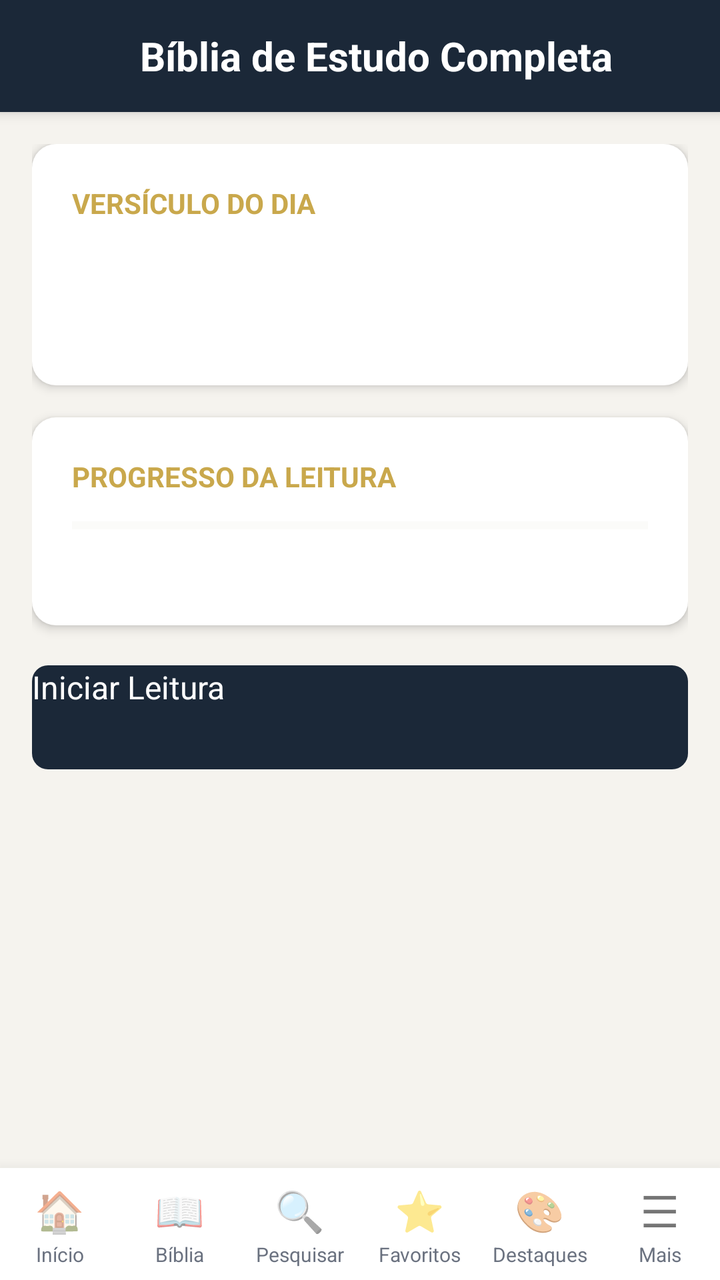
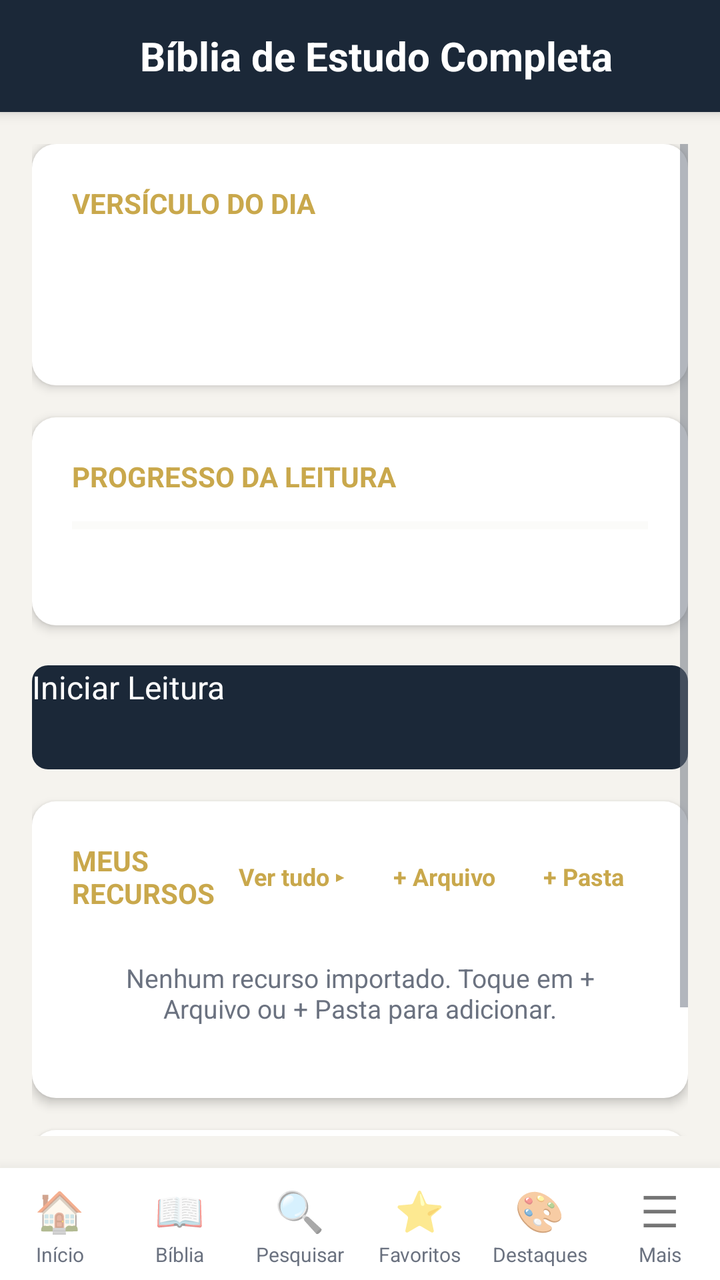

An Android layout rendered at two revisions. The XML below is the earlier revision; the diff shows what the commit changed to produce the second picture.
<!-- AndroidManifest.xml: application theme Theme.Biblia -->
<!-- res/layout/activity_home.xml -->
<?xml version="1.0" encoding="utf-8"?>
<LinearLayout xmlns:android="http://schemas.android.com/apk/res/android"
    android:layout_width="match_parent"
    android:layout_height="match_parent"
    android:orientation="vertical"
    android:background="@color/background">

    <Toolbar
        android:id="@+id/toolbar"
        android:layout_width="match_parent"
        android:layout_height="wrap_content"
        android:minHeight="?android:attr/actionBarSize"
        android:background="@color/primary"
        android:elevation="4dp">

        <TextView
            android:layout_width="match_parent"
            android:layout_height="wrap_content"
            android:text="@string/app_name"
            android:textSize="20sp"
            android:textColor="@android:color/white"
            android:textStyle="bold"
            android:gravity="center" />

    </Toolbar>

    <ScrollView
        android:layout_width="match_parent"
        android:layout_height="0dp"
        android:layout_weight="1"
        android:padding="@dimen/padding_medium">

        <LinearLayout
            android:layout_width="match_parent"
            android:layout_height="wrap_content"
            android:orientation="vertical">

            <FrameLayout
                android:id="@+id/lastReadingCard"
                android:layout_width="match_parent"
                android:layout_height="wrap_content"
                android:background="@drawable/card_background"
                android:elevation="3dp"
                android:layout_marginBottom="16dp"
                android:padding="20dp"
                android:visibility="gone">

                <LinearLayout
                    android:layout_width="match_parent"
                    android:layout_height="wrap_content"
                    android:orientation="vertical">

                    <TextView
                        android:layout_width="wrap_content"
                        android:layout_height="wrap_content"
                        android:text="@string/last_reading"
                        android:textSize="14sp"
                        android:textColor="@color/accent"
                        android:textStyle="bold"
                        android:textAllCaps="true" />

                    <TextView
                        android:id="@+id/lastReadingRef"
                        android:layout_width="wrap_content"
                        android:layout_height="wrap_content"
                        android:textSize="20sp"
                        android:textStyle="bold"
                        android:textColor="@color/text_primary"
                        android:layout_marginTop="8dp" />

                    <TextView
                        android:id="@+id/lastReadingText"
                        android:layout_width="wrap_content"
                        android:layout_height="wrap_content"
                        android:textSize="15sp"
                        android:textColor="@color/text_secondary"
                        android:maxLines="3"
                        android:ellipsize="end"
                        android:layout_marginTop="4dp"
                        android:lineSpacingMultiplier="1.4" />

                    <Button
                        android:id="@+id/btnContinueReading"
                        android:layout_width="wrap_content"
                        android:layout_height="wrap_content"
                        android:layout_marginTop="12dp"
                        android:text="@string/continue_reading"
                        android:background="@drawable/btn_primary"
                        android:textColor="@android:color/white"
                        android:paddingLeft="24dp"
                        android:paddingRight="24dp"
                        android:paddingTop="10dp"
                        android:paddingBottom="10dp"
                        android:textAllCaps="false" />

                </LinearLayout>

                <View
                    android:layout_width="4dp"
                    android:layout_height="match_parent"
                    android:background="@color/accent"
                    android:layout_gravity="left" />

            </FrameLayout>

            <FrameLayout
                android:id="@+id/verseOfDayCard"
                android:layout_width="match_parent"
                android:layout_height="wrap_content"
                android:background="@drawable/card_background"
                android:elevation="3dp"
                android:layout_marginBottom="16dp"
                android:padding="20dp">

                <LinearLayout
                    android:layout_width="match_parent"
                    android:layout_height="wrap_content"
                    android:orientation="vertical">

                    <TextView
                        android:layout_width="wrap_content"
                        android:layout_height="wrap_content"
                        android:text="@string/verse_of_day"
                        android:textSize="14sp"
                        android:textColor="@color/accent"
                        android:textStyle="bold"
                        android:textAllCaps="true" />

                    <TextView
                        android:id="@+id/verseOfDayText"
                        android:layout_width="wrap_content"
                        android:layout_height="wrap_content"
                        android:textSize="17sp"
                        android:textColor="@color/text_primary"
                        android:textStyle="italic"
                        android:lineSpacingMultiplier="1.5"
                        android:layout_marginTop="12dp" />

                    <TextView
                        android:id="@+id/verseOfDayRef"
                        android:layout_width="wrap_content"
                        android:layout_height="wrap_content"
                        android:layout_marginTop="8dp"
                        android:textSize="14sp"
                        android:textColor="@color/accent"
                        android:textStyle="bold" />

                </LinearLayout>

            </FrameLayout>

            <FrameLayout
                android:id="@+id/readingPlanProgress"
                android:layout_width="match_parent"
                android:layout_height="wrap_content"
                android:background="@drawable/card_background"
                android:elevation="3dp"
                android:layout_marginBottom="16dp"
                android:padding="20dp">

                <LinearLayout
                    android:layout_width="match_parent"
                    android:layout_height="wrap_content"
                    android:orientation="vertical">

                    <TextView
                        android:layout_width="wrap_content"
                        android:layout_height="wrap_content"
                        android:text="@string/reading_progress"
                        android:textSize="14sp"
                        android:textColor="@color/accent"
                        android:textStyle="bold"
                        android:textAllCaps="true" />

                    <ProgressBar
                        android:id="@+id/readingProgressBar"
                        style="?android:attr/progressBarStyleHorizontal"
                        android:layout_width="match_parent"
                        android:layout_height="6dp"
                        android:layout_marginTop="12dp"
                        android:progressTint="@color/accent"
                        android:progressBackgroundTint="@color/surface_variant" />

                    <TextView
                        android:id="@+id/readingProgressText"
                        android:layout_width="wrap_content"
                        android:layout_height="wrap_content"
                        android:layout_marginTop="8dp"
                        android:textSize="14sp"
                        android:textColor="@color/text_secondary" />

                </LinearLayout>

            </FrameLayout>

            <Button
                android:id="@+id/btnStartReading"
                android:layout_width="match_parent"
                android:layout_height="52dp"
                android:text="@string/start_reading"
                android:textSize="16sp"
                android:background="@drawable/btn_primary"
                android:textColor="@android:color/white"
                android:textAllCaps="false"
                android:layout_marginTop="4dp" />

            <FrameLayout
                android:id="@+id/resourcesSection"
                android:layout_width="match_parent"
                android:layout_height="wrap_content"
                android:background="@drawable/card_background"
                android:elevation="3dp"
                android:layout_marginTop="16dp"
                android:padding="20dp"
                android:visibility="gone">

                <LinearLayout
                    android:layout_width="match_parent"
                    android:layout_height="wrap_content"
                    android:orientation="vertical">

                    <LinearLayout
                        android:layout_width="match_parent"
                        android:layout_height="wrap_content"
                        android:orientation="horizontal"
                        android:gravity="center_vertical">

                        <TextView
                            android:id="@+id/resourcesHeader"
                            android:layout_width="0dp"
                            android:layout_height="wrap_content"
                            android:layout_weight="1"
                            android:text="@string/my_resources"
                            android:textSize="14sp"
                            android:textColor="@color/accent"
                            android:textStyle="bold"
                            android:textAllCaps="true"
                            android:clickable="true"
                            android:background="?android:attr/selectableItemBackground" />

                        <TextView
                            android:id="@+id/btnOpenResources"
                            android:layout_width="wrap_content"
                            android:layout_height="32dp"
                            android:gravity="center"
                            android:paddingLeft="12dp"
                            android:paddingRight="12dp"
                            android:text="Ver tudo ▸"
                            android:textColor="@color/accent"
                            android:textSize="12sp"
                            android:textStyle="bold"
                            android:clickable="true"
                            android:background="@drawable/nav_item_bg" />

                        <TextView
                            android:id="@+id/btnImportFile"
                            android:layout_width="wrap_content"
                            android:layout_height="32dp"
                            android:gravity="center"
                            android:paddingLeft="12dp"
                            android:paddingRight="12dp"
                            android:text="+ Arquivo"
                            android:textColor="@color/accent"
                            android:textSize="12sp"
                            android:textStyle="bold"
                            android:clickable="true"
                            android:background="@drawable/nav_item_bg" />

                        <TextView
                            android:id="@+id/btnImportFolder"
                            android:layout_width="wrap_content"
                            android:layout_height="32dp"
                            android:gravity="center"
                            android:paddingLeft="12dp"
                            android:paddingRight="12dp"
                            android:text="+ Pasta"
                            android:textColor="@color/accent"
                            android:textSize="12sp"
                            android:textStyle="bold"
                            android:clickable="true"
                            android:background="@drawable/nav_item_bg" />

                    </LinearLayout>

                    <ListView
                        android:id="@+id/resourceList"
                        android:layout_width="match_parent"
                        android:layout_height="wrap_content"
                        android:layout_marginTop="8dp"
                        android:divider="@null"
                        android:dividerHeight="0dp" />

                    <TextView
                        android:id="@+id/emptyResources"
                        android:layout_width="match_parent"
                        android:layout_height="wrap_content"
                        android:text="Nenhum recurso importado. Toque em + Arquivo ou + Pasta para adicionar."
                        android:textSize="13sp"
                        android:textColor="@color/text_secondary"
                        android:padding="16dp"
                        android:gravity="center" />

                </LinearLayout>

            </FrameLayout>

        </LinearLayout>

    </ScrollView>

    <include layout="@layout/bottom_navigation" />

</LinearLayout>
<!-- res/layout/bottom_navigation.xml (included above) -->
<?xml version="1.0" encoding="utf-8"?>
<LinearLayout xmlns:android="http://schemas.android.com/apk/res/android"
    android:layout_width="match_parent"
    android:layout_height="56dp"
    android:orientation="horizontal"
    android:elevation="12dp"
    android:background="@color/surface"
    android:paddingTop="4dp"
    android:paddingBottom="4dp">

    <LinearLayout
        android:id="@+id/navHome"
        android:layout_width="0dp"
        android:layout_height="match_parent"
        android:layout_weight="1"
        android:gravity="center"
        android:orientation="vertical"
        android:clickable="true"
        android:background="@drawable/nav_item_bg"
        android:padding="2dp">

        <TextView
            android:layout_width="wrap_content"
            android:layout_height="0dp"
            android:layout_weight="1"
            android:text="🏠"
            android:textSize="20sp"
            android:gravity="center" />
        <TextView
            android:layout_width="wrap_content"
            android:layout_height="wrap_content"
            android:text="@string/menu_home"
            android:textSize="10sp"
            android:textColor="@color/text_secondary" />

    </LinearLayout>

    <LinearLayout
        android:id="@+id/navBible"
        android:layout_width="0dp"
        android:layout_height="match_parent"
        android:layout_weight="1"
        android:gravity="center"
        android:orientation="vertical"
        android:clickable="true"
        android:background="@drawable/nav_item_bg"
        android:padding="2dp">

        <TextView
            android:layout_width="wrap_content"
            android:layout_height="0dp"
            android:layout_weight="1"
            android:text="📖"
            android:textSize="20sp"
            android:gravity="center" />
        <TextView
            android:layout_width="wrap_content"
            android:layout_height="wrap_content"
            android:text="@string/menu_bible"
            android:textSize="10sp"
            android:textColor="@color/text_secondary" />

    </LinearLayout>

    <LinearLayout
        android:id="@+id/navSearch"
        android:layout_width="0dp"
        android:layout_height="match_parent"
        android:layout_weight="1"
        android:gravity="center"
        android:orientation="vertical"
        android:clickable="true"
        android:background="@drawable/nav_item_bg"
        android:padding="2dp">

        <TextView
            android:layout_width="wrap_content"
            android:layout_height="0dp"
            android:layout_weight="1"
            android:text="🔍"
            android:textSize="20sp"
            android:gravity="center" />
        <TextView
            android:layout_width="wrap_content"
            android:layout_height="wrap_content"
            android:text="@string/menu_search"
            android:textSize="10sp"
            android:textColor="@color/text_secondary" />

    </LinearLayout>

    <LinearLayout
        android:id="@+id/navFavorites"
        android:layout_width="0dp"
        android:layout_height="match_parent"
        android:layout_weight="1"
        android:gravity="center"
        android:orientation="vertical"
        android:clickable="true"
        android:background="@drawable/nav_item_bg"
        android:padding="2dp">

        <TextView
            android:layout_width="wrap_content"
            android:layout_height="0dp"
            android:layout_weight="1"
            android:text="⭐"
            android:textSize="20sp"
            android:gravity="center" />
        <TextView
            android:layout_width="wrap_content"
            android:layout_height="wrap_content"
            android:text="@string/menu_favorites"
            android:textSize="10sp"
            android:textColor="@color/text_secondary" />

    </LinearLayout>

    <LinearLayout
        android:id="@+id/navHighlights"
        android:layout_width="0dp"
        android:layout_height="match_parent"
        android:layout_weight="1"
        android:gravity="center"
        android:orientation="vertical"
        android:clickable="true"
        android:background="@drawable/nav_item_bg"
        android:padding="2dp">

        <TextView
            android:layout_width="wrap_content"
            android:layout_height="0dp"
            android:layout_weight="1"
            android:text="🎨"
            android:textSize="20sp"
            android:gravity="center" />
        <TextView
            android:layout_width="wrap_content"
            android:layout_height="wrap_content"
            android:text="@string/menu_highlights"
            android:textSize="10sp"
            android:textColor="@color/text_secondary" />

    </LinearLayout>

    <LinearLayout
        android:id="@+id/navMore"
        android:layout_width="0dp"
        android:layout_height="match_parent"
        android:layout_weight="1"
        android:gravity="center"
        android:orientation="vertical"
        android:clickable="true"
        android:background="@drawable/nav_item_bg"
        android:padding="2dp">

        <TextView
            android:layout_width="wrap_content"
            android:layout_height="0dp"
            android:layout_weight="1"
            android:text="☰"
            android:textSize="22sp"
            android:gravity="center" />
        <TextView
            android:layout_width="wrap_content"
            android:layout_height="wrap_content"
            android:text="@string/menu_more"
            android:textSize="10sp"
            android:textColor="@color/text_secondary" />

    </LinearLayout>

</LinearLayout>
<!-- resources referenced by this layout -->
<resources>
  <color name="accent">#C9A84C</color>
  <color name="background">#F5F3EE</color>
  <color name="primary">#1B2838</color>
  <color name="surface">#FFFFFF</color>
  <color name="surface_variant">#F0EDE6</color>
  <color name="text_primary">#1A1A2E</color>
  <color name="text_secondary">#6B7280</color>
  <dimen name="padding_medium">16dp</dimen>
  <!-- drawable btn_primary (drawable) -->
  <?xml version="1.0" encoding="utf-8"?>
  <ripple xmlns:android="http://schemas.android.com/apk/res/android"
      android:color="#40FFFFFF">
      <item>
          <shape android:shape="rectangle">
              <solid android:color="@color/primary" />
              <corners android:radius="8dp" />
          </shape>
      </item>
  </ripple>
  <!-- drawable card_background (drawable) -->
  <?xml version="1.0" encoding="utf-8"?>
  <shape xmlns:android="http://schemas.android.com/apk/res/android"
      android:shape="rectangle">
      <solid android:color="@color/card_back" />
      <corners android:radius="12dp" />
  </shape>
  <!-- drawable nav_item_bg (drawable) -->
  <?xml version="1.0" encoding="utf-8"?>
  <ripple xmlns:android="http://schemas.android.com/apk/res/android"
      android:color="#20000000">
      <item>
          <shape android:shape="rectangle">
              <solid android:color="@android:color/transparent" />
          </shape>
      </item>
  </ripple>
  <string name="app_name">Bíblia de Estudo Completa</string>
  <string name="continue_reading">Continuar Lendo</string>
  <string name="last_reading">Continuação da Leitura</string>
  <string name="menu_bible">Bíblia</string>
  <string name="menu_favorites">Favoritos</string>
  <string name="menu_highlights">Destaques</string>
  <string name="menu_home">Início</string>
  <string name="menu_more">Mais</string>
  <string name="menu_search">Pesquisar</string>
  <string name="my_resources">Meus Recursos</string>
  <string name="reading_progress">Progresso da Leitura</string>
  <string name="start_reading">Iniciar Leitura</string>
  <string name="verse_of_day">Versículo do Dia</string>
  <style name="Theme.Biblia" parent="android:Theme.Material.Light.NoActionBar">
          <item name="android:colorPrimary">@color/primary</item>
          <item name="android:colorPrimaryDark">@color/primary_dark</item>
          <item name="android:colorAccent">@color/accent</item>
          <item name="android:statusBarColor">@color/statusbar_light</item>
          <item name="android:navigationBarColor">@color/primary_dark</item>
          <item name="android:windowBackground">@color/background</item>
          <item name="android:textColorPrimary">@color/text_primary</item>
          <item name="android:textColorSecondary">@color/text_secondary</item>
      </style>
  <color name="card_back">#FFFFFF</color>
  <color name="primary_dark">#0F1722</color>
  <color name="statusbar_light">#0F1722</color>
</resources>

<!-- the commit's change to res/layout/activity_home.xml (unified diff, before → after) -->
@@ -212,7 +212,7 @@
                 android:elevation="3dp"
                 android:layout_marginTop="16dp"
                 android:padding="20dp"
-                android:visibility="gone">
+                android:visibility="visible">
 
                 <LinearLayout
                     android:layout_width="match_parent"
@@ -304,6 +304,66 @@
 
             </FrameLayout>
 
+            <FrameLayout
+                android:id="@+id/notesSection"
+                android:layout_width="match_parent"
+                android:layout_height="wrap_content"
+                android:background="@drawable/card_background"
+                android:elevation="3dp"
+                android:layout_marginTop="16dp"
+                android:padding="20dp">
+
+                <LinearLayout
+                    android:layout_width="match_parent"
+                    android:layout_height="wrap_content"
+                    android:orientation="vertical">
+
+                    <LinearLayout
+                        android:layout_width="match_parent"
+                        android:layout_height="wrap_content"
+                        android:orientation="horizontal"
+                        android:gravity="center_vertical">
+
+                        <TextView
+                            android:layout_width="0dp"
+                            android:layout_height="wrap_content"
+                            android:layout_weight="1"
+                            android:text="@string/title_notes"
+                            android:textSize="14sp"
+                            android:textColor="@color/accent"
+                            android:textStyle="bold"
+                            android:textAllCaps="true" />
+
+                        <TextView
+                            android:id="@+id/btnOpenNotes"
+                            android:layout_width="wrap_content"
+                            android:layout_height="32dp"
+                            android:gravity="center"
+                            android:paddingLeft="12dp"
+                            android:paddingRight="12dp"
+                            android:text="Ver tudo ▸"
+                            android:textColor="@color/accent"
+                            android:textSize="12sp"
+                            android:textStyle="bold"
+                            android:clickable="true"
+                            android:background="@drawable/nav_item_bg" />
+
+                    </LinearLayout>
+
+                    <TextView
+                        android:id="@+id/notesPreview"
+                        android:layout_width="match_parent"
+                        android:layout_height="wrap_content"
+                        android:layout_marginTop="8dp"
+                        android:text="Toque para ver suas anotações"
+                        android:textSize="13sp"
+                        android:textColor="@color/text_secondary"
+                        android:gravity="center" />
+
+                </LinearLayout>
+
+            </FrameLayout>
+
         </LinearLayout>
 
     </ScrollView>
<!-- resource entries referenced after the edit -->
@@ -48,6 +48,7 @@
   <string name="my_resources">Meus Recursos</string>
   <string name="reading_progress">Progresso da Leitura</string>
   <string name="start_reading">Iniciar Leitura</string>
+  <string name="title_notes">Minhas Notas</string>
   <string name="verse_of_day">Versículo do Dia</string>
   <style name="Theme.Biblia" parent="android:Theme.Material.Light.NoActionBar">
           <item name="android:colorPrimary">@color/primary</item>
